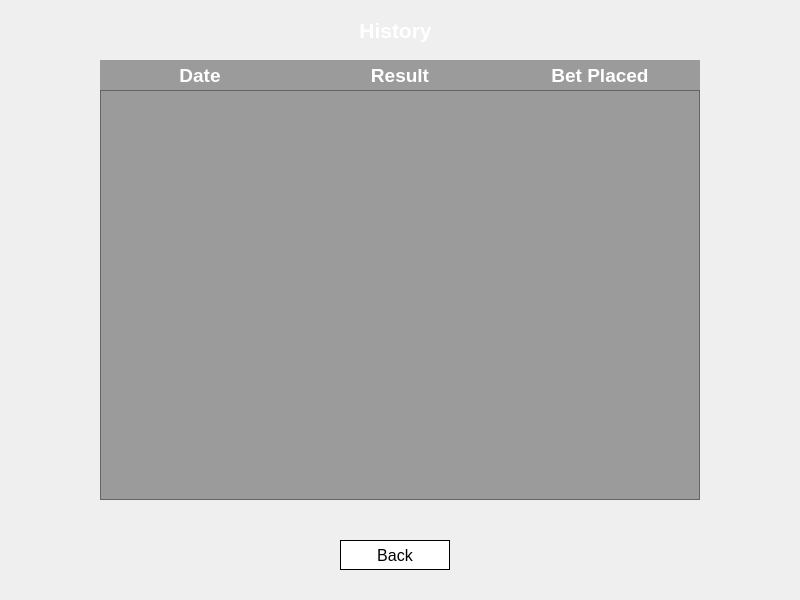
First picture: the form in blackjack-client/ui/history.ui, repository lehoangtran289/Blackjack, before the edit.
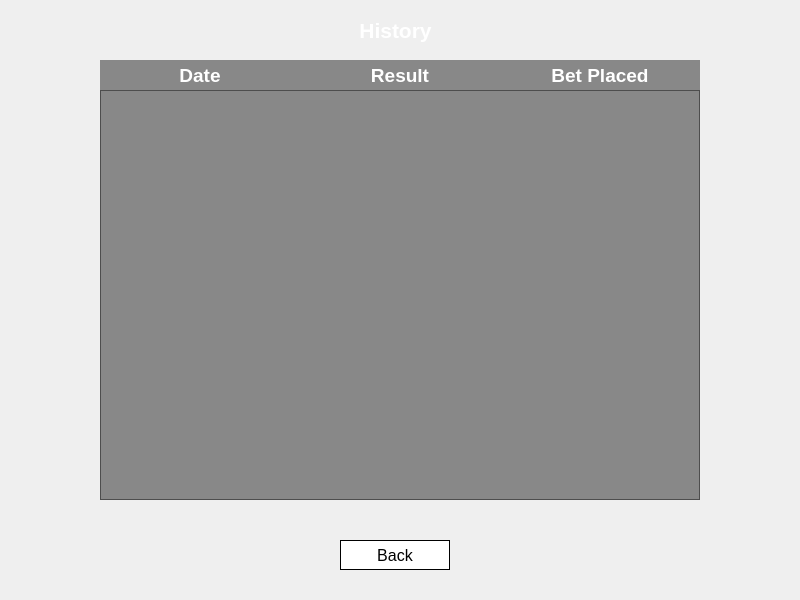
Second picture: the form after the edit. Icons and pictures are not drawn.

What changed in the file:
```diff
--- a/blackjack-client/ui/history.ui
+++ b/blackjack-client/ui/history.ui
@@ -65,7 +65,7 @@
     </font>
    </property>
    <property name="styleSheet">
-    <string notr="true">color: rgb(255, 255, 255);background-color: rgba(0, 0, 0, 90);</string>
+    <string notr="true">color: rgb(255, 255, 255);background-color: rgba(0, 0, 0, 110);</string>
    </property>
    <property name="frameShadow">
     <enum>QFrame::Sunken</enum>
@@ -193,7 +193,7 @@
     </font>
    </property>
    <property name="styleSheet">
-    <string notr="true">color: rgb(255, 255, 255);background-color: rgba(0, 0, 0, 90);</string>
+    <string notr="true">color: rgb(255, 255, 255);background-color: rgba(0, 0, 0, 110);</string>
    </property>
    <property name="text">
     <string>Date</string>
@@ -226,7 +226,7 @@
     </font>
    </property>
    <property name="styleSheet">
-    <string notr="true">color: rgb(255, 255, 255);background-color: rgba(0, 0, 0, 90);</string>
+    <string notr="true">color: rgb(255, 255, 255);background-color: rgba(0, 0, 0, 110);</string>
    </property>
    <property name="text">
     <string>Bet Placed</string>
@@ -259,7 +259,7 @@
     </font>
    </property>
    <property name="styleSheet">
-    <string notr="true">color: rgb(255, 255, 255);background-color: rgba(0, 0, 0, 90);</string>
+    <string notr="true">color: rgb(255, 255, 255);background-color: rgba(0, 0, 0, 110);</string>
    </property>
    <property name="text">
     <string>Result</string>
```
